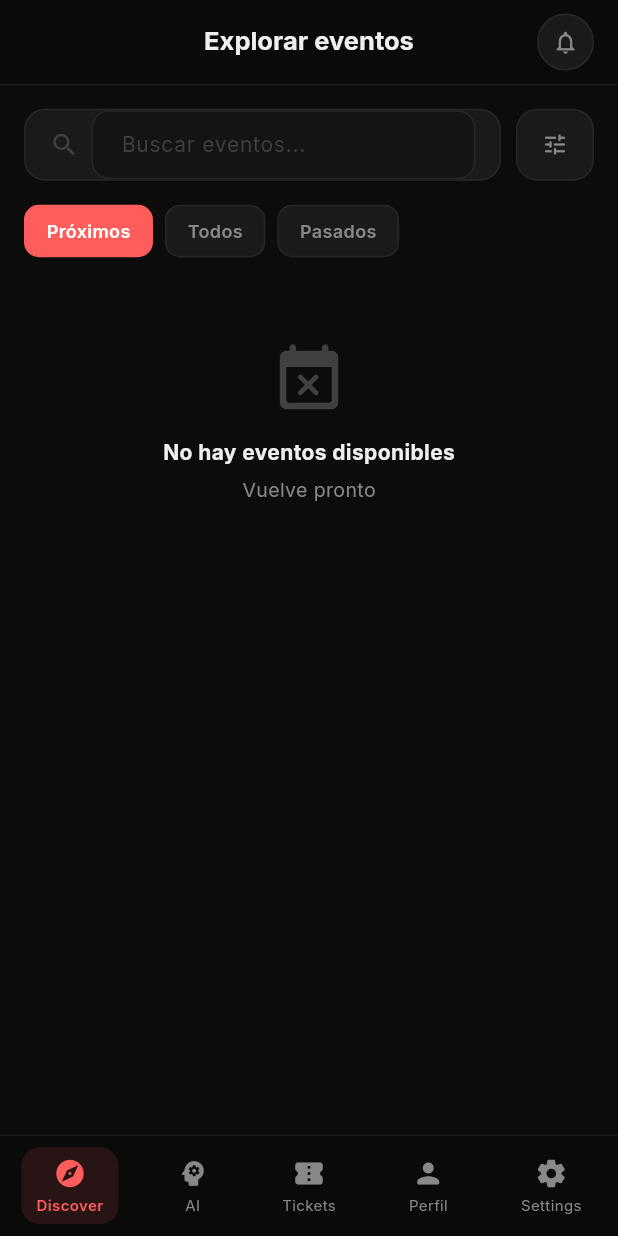
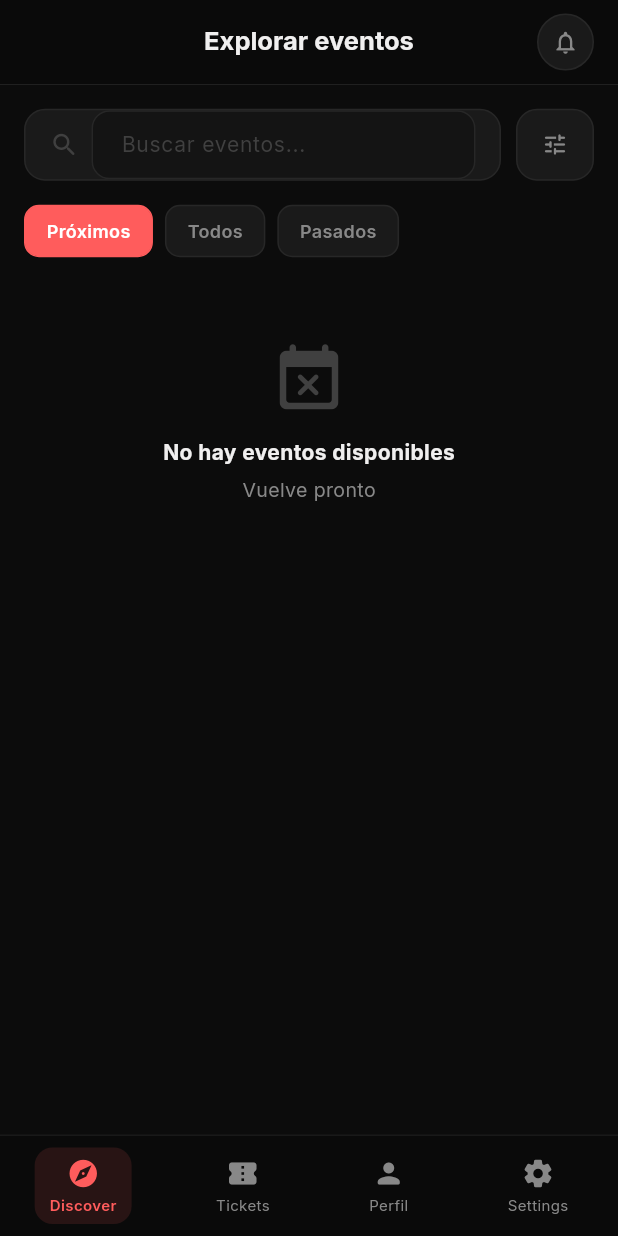
Before and after one commit to 10C-Aurae/aurae_app, a Flutter app: the MainNavigation screen opened by its route, on a phone screen of 412 x 824 dp. Run offline on Flutter 3.47's test engine with Material 3 defaults, Android fonts, the phone set to English and light mode, and no system bars; our stand-ins replace flutter_riverpod, flutter_secure_storage, go_router, google_fonts, image_picker, qr_flutter; missing offline and left inert: flutter_stripe, mobile_scanner; accounts and stored records are empty; network calls fail.

Commit message:
fix: elimina tab Mi Aura y corrige overflow en admin eventos
- main_navigation: elimina tab AI/Mi Aura, queda con 4 tabs
  (Discover, Tickets, Perfil, Settings)
- admin_event_list_screen: cambia Row a Wrap en los botones de acción
  para evitar RenderFlex overflow en pantallas pequeñas

```diff
--- a/lib/navigation/main_navigation.dart
+++ b/lib/navigation/main_navigation.dart
@@ -2,7 +2,6 @@ import 'package:flutter/material.dart';
 import '../theme/app_colors.dart';
 
 import '../features/discover/screens/discover_screen.dart';
-import '../features/ai/screens/ai_screen.dart';
 import '../features/profile/screens/profile_screen.dart';
 import '../features/settings/screens/settings_screen.dart';
 import '../features/tickets/screens/ticket_screen.dart';
@@ -16,8 +15,6 @@ class MainNavigation extends StatefulWidget {
 
 class _MainNavigationState extends State<MainNavigation> {
   int _currentIndex = 0;
-  // Incrementar esta key reconstruye AIScreen y dispara su _load()
-  int _aiKey = 0;
 
   @override
   Widget build(BuildContext context) {
@@ -25,7 +22,6 @@ class _MainNavigationState extends State<MainNavigation> {
       backgroundColor: AppColors.bg,
       body: [
         const DiscoverScreen(),
-        AIScreen(key: ValueKey(_aiKey)),
         const TicketsScreen(),
         const ProfileScreen(),
         const SettingsScreen(),
@@ -43,11 +39,10 @@ class _MainNavigationState extends State<MainNavigation> {
             child: Row(
               mainAxisAlignment: MainAxisAlignment.spaceAround,
               children: [
-                _NavItem(icon: Icons.explore_rounded,        label: 'Discover', index: 0, currentIndex: _currentIndex, onTap: _onTap),
-                _NavItem(icon: Icons.psychology_rounded,     label: 'AI',       index: 1, currentIndex: _currentIndex, onTap: _onTap),
-                _NavItem(icon: Icons.confirmation_num_rounded, label: 'Tickets', index: 2, currentIndex: _currentIndex, onTap: _onTap),
-                _NavItem(icon: Icons.person_rounded,         label: 'Perfil',   index: 3, currentIndex: _currentIndex, onTap: _onTap),
-                _NavItem(icon: Icons.settings_rounded,       label: 'Settings', index: 4, currentIndex: _currentIndex, onTap: _onTap),
+                _NavItem(icon: Icons.explore_rounded,          label: 'Discover', index: 0, currentIndex: _currentIndex, onTap: _onTap),
+                _NavItem(icon: Icons.confirmation_num_rounded, label: 'Tickets',  index: 1, currentIndex: _currentIndex, onTap: _onTap),
+                _NavItem(icon: Icons.person_rounded,           label: 'Perfil',   index: 2, currentIndex: _currentIndex, onTap: _onTap),
+                _NavItem(icon: Icons.settings_rounded,         label: 'Settings', index: 3, currentIndex: _currentIndex, onTap: _onTap),
               ],
             ),
           ),
@@ -56,10 +51,7 @@ class _MainNavigationState extends State<MainNavigation> {
     );
   }
 
-  void _onTap(int index) => setState(() {
-    if (index == 1) _aiKey++; // fuerza recarga de datos al volver a Mi Aura
-    _currentIndex = index;
-  });
+  void _onTap(int index) => setState(() => _currentIndex = index);
 }
 
 class _NavItem extends StatelessWidget {
```
Also changed, not shown: lib/features/admin_events/screens/admin_event_list_screen.dart (+4 -3 lines).
